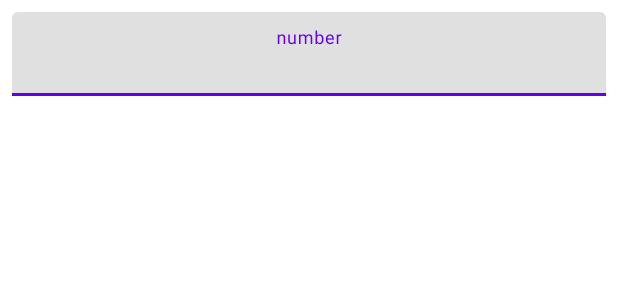
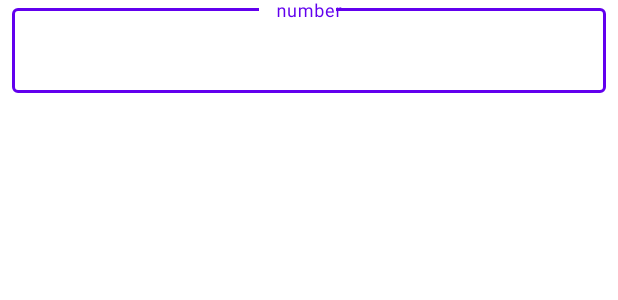
Before and after one commit to Aeforeva/Sorix-Json, an Android app: the layout list_view_item2.xml on its own in the app's theme, with its tools: preview values and no code run, on a phone screen of 412 x 824 dp. Shown: the top 300 px of the screen. Run offline under Robolectric (Android 15) with nearby library versions, the phone set to English and light mode, and no system bars.

Commit message:
InputAdapter.kt

```diff
--- a/app/src/main/res/layout/list_view_item2.xml
+++ b/app/src/main/res/layout/list_view_item2.xml
@@ -13,9 +13,7 @@
   ~ See the License for the specific language governing permissions and
   ~ limitations under the License.
   -->
-<layout xmlns:android="http://schemas.android.com/apk/res/android"
-    xmlns:app="http://schemas.android.com/apk/res-auto"
-    xmlns:tools="http://schemas.android.com/tools">
+<layout xmlns:android="http://schemas.android.com/apk/res/android">
 
     <data>
 
@@ -24,20 +22,16 @@
             type="com.example.sorixjson.model.JsonViewModel" />
     </data>
 
-    <androidx.constraintlayout.widget.ConstraintLayout
-        android:layout_width="match_parent"
-        android:layout_height="match_parent">
 
     <com.google.android.material.textfield.TextInputLayout
-            android:padding="8dp"
         android:id="@+id/input_layout"
+        style="@style/Widget.MaterialComponents.TextInputLayout.OutlinedBox"
         android:layout_width="match_parent"
         android:layout_height="wrap_content"
-            android:gravity="center"
         android:hint="number"
-            app:layout_constraintEnd_toEndOf="parent"
-            app:layout_constraintStart_toStartOf="parent"
-            app:layout_constraintTop_toTopOf="parent">
+        android:paddingLeft="8dp"
+        android:paddingRight="8dp"
+        android:paddingBottom="8dp">
 
         <com.google.android.material.textfield.TextInputEditText
             android:id="@+id/input_edit"
@@ -48,6 +42,5 @@
 
     </com.google.android.material.textfield.TextInputLayout>
 
-    </androidx.constraintlayout.widget.ConstraintLayout>
 
 </layout>
```
Also changed, not shown: app/src/main/java/com/example/sorixjson/ui/InputAdapter.kt (added, +69 -0 lines), app/src/main/java/com/example/sorixjson/ui/SelectedFragment.kt (+9 -0 lines), app/src/main/res/layout/fragment_selected.xml (+23 -2 lines). Lines whose indentation alone changed are shown as unchanged.
